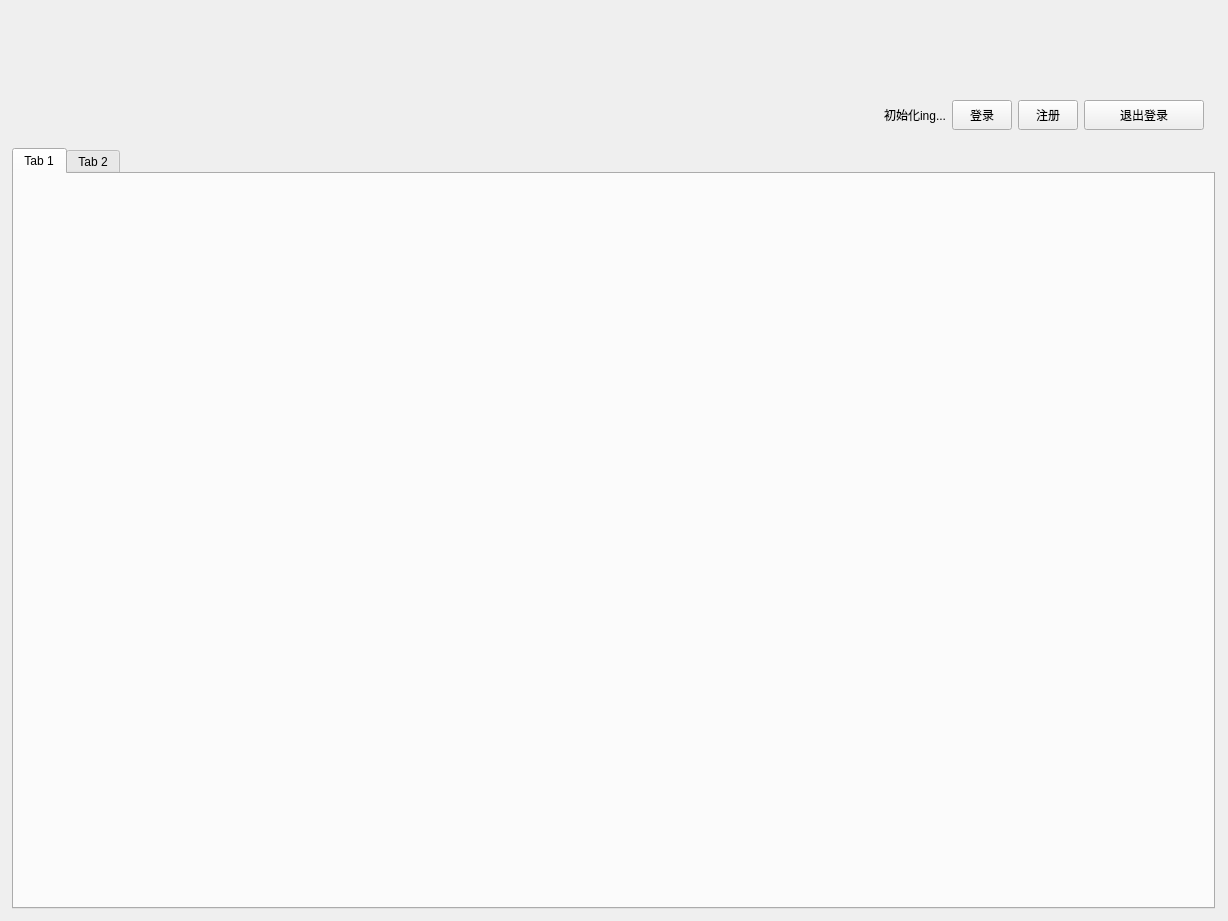
Before: the Qt Designer form LibraryManageByMysqlQt/mainwindow.ui in ocean0117/library-manage-by-mysql-qt, drawn with Qt 5.
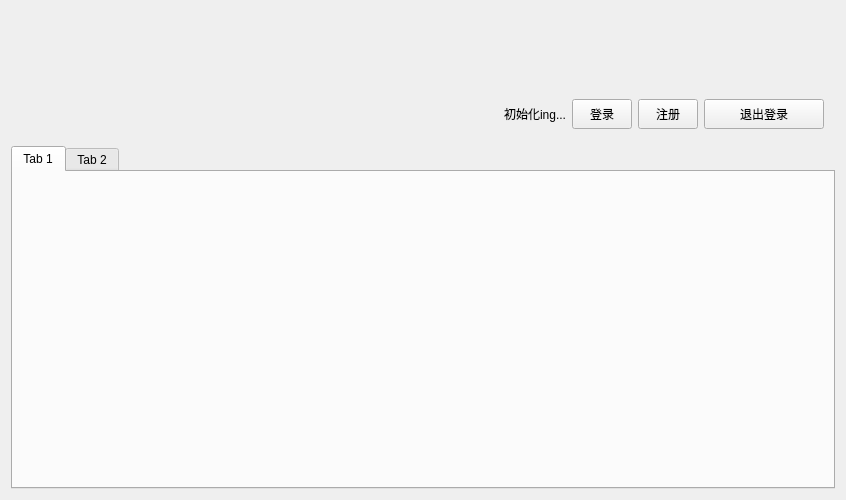
After: the same form once the commit is applied.

The edit to the form file:
```diff
--- a/LibraryManageByMysqlQt/mainwindow.ui
+++ b/LibraryManageByMysqlQt/mainwindow.ui
@@ -6,14 +6,14 @@
    <rect>
     <x>0</x>
     <y>0</y>
-    <width>1228</width>
-    <height>921</height>
+    <width>846</width>
+    <height>500</height>
    </rect>
   </property>
   <property name="minimumSize">
    <size>
-    <width>1228</width>
-    <height>921</height>
+    <width>800</width>
+    <height>485</height>
    </size>
   </property>
   <property name="maximumSize">
@@ -31,7 +31,7 @@
      <widget class="QWidget" name="widget_Title" native="true">
       <property name="minimumSize">
        <size>
-        <width>1203</width>
+        <width>0</width>
         <height>129</height>
        </size>
       </property>
@@ -143,8 +143,8 @@
      <widget class="QTabWidget" name="tabWidget">
       <property name="minimumSize">
        <size>
-        <width>1203</width>
-        <height>761</height>
+        <width>0</width>
+        <height>320</height>
        </size>
       </property>
       <property name="maximumSize">
```
